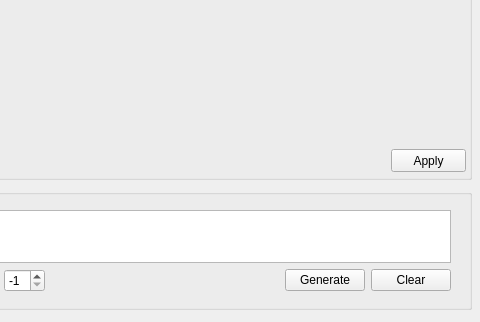
The window that acgtaggenerator.ui (PingChinHuang/flickrTagGenerator) describes before a commit, drawn with Qt 5; both pictures show x 339 to 819 and y 391 to 713 of the 819 by 713 pixel window.
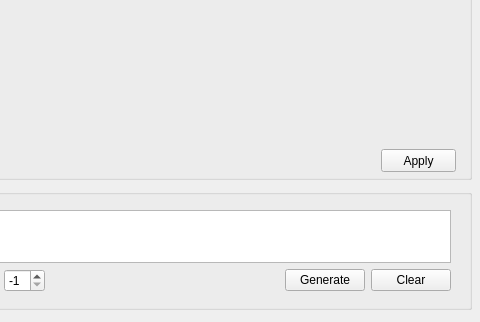
The same window after the commit.

Commit message: Complete the function to add new works and characters tags.

Patch:
```diff
--- a/acgtaggenerator.ui
+++ b/acgtaggenerator.ui
@@ -192,9 +192,12 @@
     <bool>true</bool>
    </property>
    <widget class="QPushButton" name="pushButtonApply">
+    <property name="enabled">
+     <bool>true</bool>
+    </property>
     <property name="geometry">
      <rect>
-      <x>450</x>
+      <x>440</x>
       <y>320</y>
       <width>75</width>
       <height>23</height>
```
The commit also changes 2 other files.
